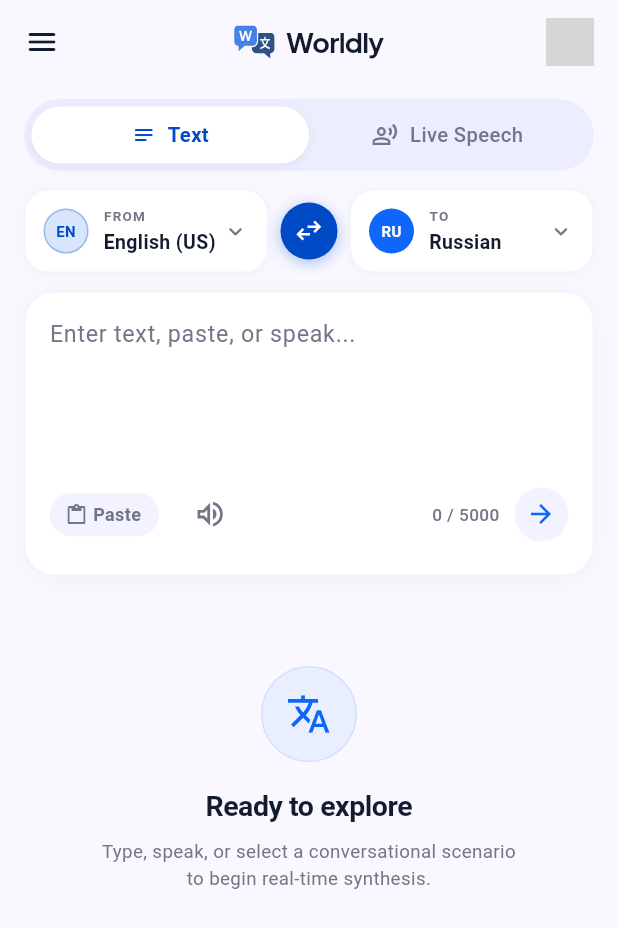
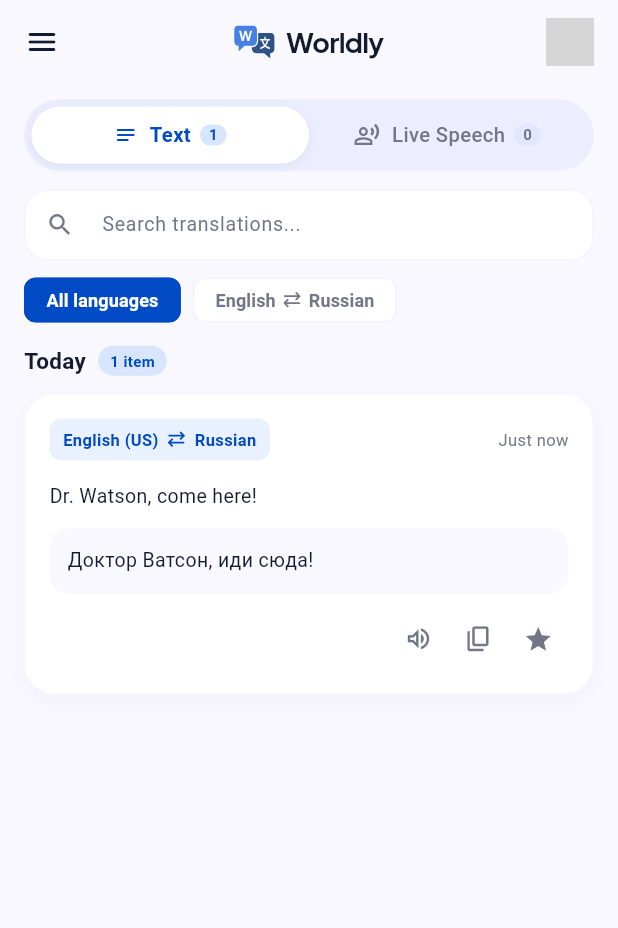
Before and after one commit to youssef-shokry/Wordly, a Flutter app: the screen it shows after launch, on a phone screen of 412 x 824 dp. Shown: the top 928 px of the screen. Run offline on Flutter 3.47's test engine with Material 3 defaults, Android fonts, the phone set to English and light mode, and no system bars; our stand-ins replace flutter_svg, google_fonts; grey boxes are pictures that could not be loaded.

Commit message:
text to text history screen with filters and search field

```diff
--- a/lib/main.dart
+++ b/lib/main.dart
@@ -1,4 +1,5 @@
 import 'package:depi_final_project/presentation/screens/text_to_text_screen.dart';
+import 'package:depi_final_project/presentation/screens/text_translation_history_screen.dart';
 import 'package:depi_final_project/presentation/widgets/drawer.dart';
 import 'package:depi_final_project/presentation/widgets/wordly_appbar_widget.dart';
 import 'package:flutter/material.dart';
@@ -17,7 +18,7 @@ class MyApp extends StatelessWidget {
       home: Scaffold(
         appBar: WordlyAppbarWidget(),
         drawer: WordlyDrawer(),
-        body: TextToTextScreen(),
+        body: TextTranslationHistoryScreen(),
       ),
     );
   }
--- /dev/null
+++ b/lib/presentation/screens/text_translation_history_screen.dart
@@ -0,0 +1,123 @@
+import 'package:flutter/material.dart';
+import '../mock_data/mock_translation_response.dart';
+import '../utils/app_colors.dart';
+import '../widgets/history/history_language_filters.dart';
+import '../widgets/history/history_search_field.dart';
+import '../widgets/history/history_translation_card.dart';
+import '../widgets/text_to_text_widgets/translation_mode_toggle.dart';
+
+/// Text translation history screen. The entry is a small UI demo fixture until
+/// local storage is connected.
+class TextTranslationHistoryScreen extends StatefulWidget {
+  const TextTranslationHistoryScreen({super.key});
+
+  @override
+  State<TextTranslationHistoryScreen> createState() =>
+      _TextTranslationHistoryScreenState();
+}
+
+class _TextTranslationHistoryScreenState
+    extends State<TextTranslationHistoryScreen> {
+  late final TextEditingController _searchController;
+  String _query = '';
+  String _selectedFilter = HistoryLanguageFilters.filters.first;
+  bool _isTextMode = true;
+  bool _isFavorite = false;
+
+  @override
+  void initState() {
+    super.initState();
+    _searchController = TextEditingController();
+  }
+
+  @override
+  void dispose() {
+    _searchController.dispose();
+    super.dispose();
+  }
+
+  @override
+  Widget build(BuildContext context) {
+    final isVisible = _isTextMode &&
+        (_selectedFilter == HistoryLanguageFilters.filters.first ||
+            _selectedFilter == HistoryLanguageFilters.filters.last) &&
+        ('${mockSourceText} ${mockTranslationResponse['translations']!.first['translatedText']}'
+            .toLowerCase()
+            .contains(_query.toLowerCase()));
+
+    return Scaffold(
+      backgroundColor: AppColors.lightBg,
+      body: SafeArea(
+        child: Column(
+          children: [
+            Expanded(
+              child: ListView(
+                padding: const EdgeInsets.fromLTRB(16, 10, 16, 24),
+                children: [
+                  TranslationModeToggle(
+                    isTextMode: _isTextMode,
+                    onModeChanged: (value) => setState(() => _isTextMode = value),
+                    textCount: 1,
+                    liveSpeechCount: 0,
+                  ),
+                  const SizedBox(height: 12),
+                  HistorySearchField(
+                    controller: _searchController,
+                    onChanged: (value) => setState(() => _query = value.trim()),
+                  ),
+                  const SizedBox(height: 6),
+                  HistoryLanguageFilters(
+                    selected: _selectedFilter,
+                    onSelected: (value) => setState(() => _selectedFilter = value),
+                  ),
+                  const SizedBox(height: 10),
+                  if (isVisible) ...[
+                    Row(
+                      children: [
+                        const Text('Today', style: TextStyle(fontSize: 15, fontWeight: FontWeight.w700, color: AppColors.black)),
+                        const SizedBox(width: 8),
+                        Container(
+                          padding: const EdgeInsets.symmetric(horizontal: 8, vertical: 3),
+                          decoration: BoxDecoration(color: AppColors.paleBlue, borderRadius: BorderRadius.circular(20)),
+                          child: const Text('1 item', style: TextStyle(fontSize: 10, fontWeight: FontWeight.w600, color: AppColors.darkBlue)),
+                        ),
+                      ],
+                    ),
+                    const SizedBox(height: 11),
+                    HistoryTranslationCard(
+                      sourceLanguage: 'English (US)',
+                      targetLanguage: 'Russian',
+                      sourceText: mockSourceText,
+                      translatedText: mockTranslationResponse['translations']!.first['translatedText'] as String,
+                      timeLabel: 'Just now',
+                      isFavorite: _isFavorite,
+                      onFavoriteChanged: (value) => setState(() => _isFavorite = value),
+                    ),
+                  ] else
+                    Padding(
+                      padding: const EdgeInsets.symmetric(vertical: 54, horizontal: 24),
+                      child: Column(
+                        children: [
+                          Icon(_isTextMode ? Icons.search_off_rounded : Icons.mic_none_rounded, size: 38, color: AppColors.darkGrey.withOpacity(.7)),
+                          const SizedBox(height: 12),
+                          Text(
+                            _isTextMode ? 'No translations found' : 'No live speech translations yet',
+                            textAlign: TextAlign.center,
+                            style: const TextStyle(fontSize: 14, fontWeight: FontWeight.w600, color: AppColors.darkGrey),
+                          ),
+                          if (_query.isNotEmpty) ...[
+                            const SizedBox(height: 5),
+                            const Text('Try another search term.', style: TextStyle(fontSize: 12, color: AppColors.darkGrey)),
+                          ],
+                        ],
+                      ),
+                    ),
+                ],
+              ),
+            ),
+          ],
+        ),
+      ),
+    );
+  }
+}
--- a/lib/presentation/utils/app_assets.dart
+++ b/lib/presentation/utils/app_assets.dart
@@ -8,6 +8,7 @@ abstract final class AppAssets {
   static const copy = "assets/icons/copy.svg";
   static const editNote = "assets/icons/edit_note.svg";
   static const liveSpeech = "assets/icons/live_speech.svg";
+  static const languageDirection = "assets/icons/language_direction.svg";
   static const mic = "assets/icons/mic.svg";
   static const paste = "assets/icons/paste.svg";
   static const sound = "assets/icons/sound.svg";
--- a/lib/presentation/widgets/drawer.dart
+++ b/lib/presentation/widgets/drawer.dart
@@ -1,6 +1,8 @@
 import 'package:depi_final_project/presentation/utils/app_assets.dart';
 import 'package:depi_final_project/presentation/utils/app_colors.dart';
 import 'package:flutter/material.dart';
+import '../screens/text_translation_history_screen.dart';
+import 'wordly_appbar_widget.dart';
 import 'drawer_widgets/custom_drawer_header_widget.dart';
 import 'drawer_widgets/drawer_Item_widget.dart';
 import 'drawer_widgets/profile_list_tile_widget.dart';
@@ -28,8 +30,27 @@ class _WordlyDrawerState extends State<WordlyDrawer> {
             CustomDrawerHeader(),
             ProfileListTile(name: 'Elena Vance',assetPath:AppAssets.profile ,jobTitle: 'Lead Localization',),
             Divider(color: AppColors.paleLavender),
-            DrawerItem(icon: Icons.translate, title: 'Translate'),
-            DrawerItem(icon: Icons.history, title: 'History'),
+            DrawerItem(
+              icon: Icons.translate,
+              title: 'Translate',
+              onTap: () => Navigator.of(context).pop(),
+            ),
+            DrawerItem(
+              icon: Icons.history,
+              title: 'History',
+              onTap: () {
+                Navigator.of(context).pop();
+                Navigator.of(context).push(
+                  MaterialPageRoute<void>(
+                    builder: (_) => Scaffold(
+                      appBar: const WordlyAppbarWidget(),
+                      drawer: const WordlyDrawer(),
+                      body: const TextTranslationHistoryScreen(),
+                    ),
+                  ),
+                );
+              },
+            ),
             DrawerItem(icon: Icons.star_border, title: 'Favourites'),
             SwitchDrawerWidget(icon: Icons.auto_awesome, title: 'Floating Assistant',),
             DrawerItem(icon: Icons.settings, title: 'Settings'),
--- a/lib/presentation/widgets/drawer_widgets/drawer_Item_widget.dart
+++ b/lib/presentation/widgets/drawer_widgets/drawer_Item_widget.dart
@@ -6,6 +6,7 @@ class DrawerItem extends StatelessWidget {
   final String title;
   final IconThemeData? iconTheme;
   final Color? color;
+  final VoidCallback? onTap;
 
   const DrawerItem({
     super.key,
@@ -13,12 +14,14 @@ class DrawerItem extends StatelessWidget {
     required this.title,
     this.iconTheme,
     this.color,
+    this.onTap,
   });
 
   @override
   Widget build(BuildContext context) {
 
     return ListTile(
+      onTap: onTap,
       shape: RoundedRectangleBorder(borderRadius: BorderRadius.circular(12)),
       leading: Icon(icon,color: color),
       title: Text(
--- /dev/null
+++ b/lib/presentation/widgets/history/history_language_filters.dart
@@ -0,0 +1,63 @@
+import 'package:flutter/material.dart';
+import 'package:flutter_svg/flutter_svg.dart';
+import '../../utils/app_assets.dart';
+import '../../utils/app_colors.dart';
+
+class HistoryLanguageFilters extends StatelessWidget {
+  const HistoryLanguageFilters({super.key, required this.selected, required this.onSelected});
+
+  final String selected;
+  final ValueChanged<String> onSelected;
+
+  static const filters = ['All languages', 'English ↔ Russian'];
+
+  @override
+  Widget build(BuildContext context) => SingleChildScrollView(
+    scrollDirection: Axis.horizontal,
+    child: Row(
+      children: [
+        for (final filter in filters) ...[
+          ChoiceChip(
+            label: filter == filters.last
+                ? Row(
+                    mainAxisSize: MainAxisSize.min,
+                    children: [
+                      const Text('English'),
+                      Padding(
+                        padding: const EdgeInsets.symmetric(horizontal: 5),
+                        child: SvgPicture.asset(
+                          AppAssets.languageDirection,
+                          width: 12,
+                          height: 11,
+                          colorFilter: ColorFilter.mode(
+                            selected == filter ? Colors.white : AppColors.darkGrey,
+                            BlendMode.srcIn,
+                          ),
+                        ),
+                      ),
+                      const Text('Russian'),
+                    ],
+                  )
+                : Text(filter),
+            selected: selected == filter,
+            onSelected: (_) => onSelected(filter),
+            showCheckmark: false,
+            labelStyle: TextStyle(
+              fontSize: 12,
+              fontWeight: FontWeight.w600,
+              color: selected == filter ? Colors.white : AppColors.darkGrey,
+            ),
+            backgroundColor: Colors.white,
+            selectedColor: AppColors.darkBlue,
+            side: BorderSide(
+              color: selected == filter ? AppColors.darkBlue : AppColors.paleLavender,
+            ),
+            padding: const EdgeInsets.symmetric(horizontal: 6),
+            visualDensity: VisualDensity.compact,
+          ),
+          const SizedBox(width: 8),
+        ],
+      ],
+    ),
+  );
+}
--- /dev/null
+++ b/lib/presentation/widgets/history/history_search_field.dart
@@ -0,0 +1,48 @@
+import 'package:flutter/material.dart';
+import '../../utils/app_colors.dart';
+
+class HistorySearchField extends StatelessWidget {
+  const HistorySearchField({super.key, required this.controller, this.onChanged});
+
+  final TextEditingController controller;
+  final ValueChanged<String>? onChanged;
+
+  @override
+  Widget build(BuildContext context) {
+    return TextField(
+      controller: controller,
+      onChanged: onChanged,
+      style: const TextStyle(fontSize: 13, color: AppColors.black),
+      decoration: InputDecoration(
+        hintText: 'Search translations...',
+        hintStyle: const TextStyle(fontSize: 13, color: AppColors.darkGrey),
+        prefixIcon: const Icon(Icons.search, size: 19, color: AppColors.darkGrey),
+        suffixIcon: controller.text.isEmpty
+            ? null
+            : IconButton(
+                tooltip: 'Clear search',
+                onPressed: () {
+                  controller.clear();
+                  onChanged?.call('');
+                },
+                icon: const Icon(Icons.close, size: 18),
+              ),
+        filled: true,
+        fillColor: AppColors.wight,
+        contentPadding: const EdgeInsets.symmetric(vertical: 12),
+        border: OutlineInputBorder(
+          borderRadius: BorderRadius.circular(16),
+          borderSide: const BorderSide(color: AppColors.paleLavender),
+        ),
+        enabledBorder: OutlineInputBorder(
+          borderRadius: BorderRadius.circular(16),
+          borderSide: const BorderSide(color: AppColors.paleLavender),
+        ),
+        focusedBorder: OutlineInputBorder(
+          borderRadius: BorderRadius.circular(16),
+          borderSide: const BorderSide(color: AppColors.electricBlue),
+        ),
+      ),
+    );
+  }
+}
--- /dev/null
+++ b/lib/presentation/widgets/history/history_translation_card.dart
@@ -0,0 +1,117 @@
+import 'package:flutter/material.dart';
+import 'package:flutter/services.dart';
+import 'package:flutter_svg/flutter_svg.dart';
+import '../../utils/app_assets.dart';
+import '../../utils/app_colors.dart';
+
+class HistoryTranslationCard extends StatelessWidget {
+  const HistoryTranslationCard({
+    super.key,
+    required this.sourceLanguage,
+    required this.targetLanguage,
+    required this.sourceText,
+    required this.translatedText,
+    required this.timeLabel,
+    required this.isFavorite,
+    required this.onFavoriteChanged,
+  });
+
+  final String sourceLanguage, targetLanguage, sourceText, translatedText, timeLabel;
+  final bool isFavorite;
+  final ValueChanged<bool> onFavoriteChanged;
+
+  @override
+  Widget build(BuildContext context) => Container(
+    padding: const EdgeInsets.all(16),
+    decoration: BoxDecoration(
+      color: Colors.white,
+      borderRadius: BorderRadius.circular(20),
+      border: Border.all(color: AppColors.paleLavender.withOpacity(.65)),
+      boxShadow: [BoxShadow(color: AppColors.black.withOpacity(.035), blurRadius: 12, offset: const Offset(0, 4))],
+    ),
+    child: Column(
+      crossAxisAlignment: CrossAxisAlignment.stretch,
+      children: [
+        Row(children: [
+          Container(
+            padding: const EdgeInsets.symmetric(horizontal: 9, vertical: 6),
+            decoration: BoxDecoration(color: AppColors.paleBlue.withOpacity(.55), borderRadius: BorderRadius.circular(8)),
+            child: Row(
+              mainAxisSize: MainAxisSize.min,
+              children: [
+                Text(
+                  sourceLanguage,
+                  style: const TextStyle(fontSize: 11, fontWeight: FontWeight.w600, color: AppColors.darkBlue),
+                  overflow: TextOverflow.ellipsis,
+                ),
+                Padding(
+                  padding: const EdgeInsets.symmetric(horizontal: 6),
+                  child: SvgPicture.asset(
+                    AppAssets.languageDirection,
+                    width: 12,
+                    height: 11,
+                    colorFilter: const ColorFilter.mode(AppColors.darkBlue, BlendMode.srcIn),
+                  ),
+                ),
+                Text(
+                  targetLanguage,
+                  style: const TextStyle(fontSize: 11, fontWeight: FontWeight.w600, color: AppColors.darkBlue),
+                  overflow: TextOverflow.ellipsis,
+                ),
+              ],
+            ),
+          ),
+          const Spacer(),
+          Text(timeLabel, style: const TextStyle(fontSize: 11, color: AppColors.darkGrey)),
+        ]),
+        const SizedBox(height: 14),
+        Text(sourceText, style: const TextStyle(fontSize: 13, height: 1.5, color: AppColors.black)),
+        const SizedBox(height: 11),
+        Container(
+          padding: const EdgeInsets.all(12),
+          decoration: BoxDecoration(color: AppColors.lightBg, borderRadius: BorderRadius.circular(13)),
+          child: Text(translatedText, style: const TextStyle(fontSize: 13, height: 1.5, color: AppColors.black)),
+        ),
+        const SizedBox(height: 10),
+        Row(mainAxisAlignment: MainAxisAlignment.end, children: [
+          _ActionIcon(icon: Icons.volume_up_outlined, label: 'Listen', onPressed: () {}),
+          _ActionIcon(
+            asset: AppAssets.copy,
+            label: 'Copy translation',
+            onPressed: () async {
+              await Clipboard.setData(ClipboardData(text: translatedText));
+              if (context.mounted) {
+                ScaffoldMessenger.of(context).showSnackBar(const SnackBar(content: Text('Copied to clipboard'), duration: Duration(seconds: 1)));
+              }
+            },
+          ),
+          _ActionIcon(
+            asset: AppAssets.star,
+            label: isFavorite ? 'Remove from favorites' : 'Add to favorites',
+            color: isFavorite ? AppColors.darkBlue : AppColors.darkGrey,
+            onPressed: () => onFavoriteChanged(!isFavorite),
+          ),
+        ]),
+      ],
+    ),
+  );
+}
+
+class _ActionIcon extends StatelessWidget {
+  const _ActionIcon({this.icon, this.asset, required this.label, required this.onPressed, this.color = AppColors.darkGrey});
+  final IconData? icon;
+  final String? asset, label;
+  final VoidCallback onPressed;
+  final Color color;
+
+  @override
+  Widget build(BuildContext context) => IconButton(
+    tooltip: label,
+    onPressed: onPressed,
+    visualDensity: VisualDensity.compact,
+    constraints: const BoxConstraints(minWidth: 36, minHeight: 36),
+    icon: asset == null
+        ? Icon(icon, size: 19, color: color)
+        : SvgPicture.asset(asset!, width: 17, height: 17, colorFilter: ColorFilter.mode(color, BlendMode.srcIn)),
+  );
+}
--- a/lib/presentation/widgets/text_to_text_widgets/translation_mode_toggle.dart
+++ b/lib/presentation/widgets/text_to_text_widgets/translation_mode_toggle.dart
@@ -9,11 +9,15 @@ import '../../utils/app_constants.dart';
 class TranslationModeToggle extends StatelessWidget {
   final bool isTextMode;
   final ValueChanged<bool>? onModeChanged;
+  final int? textCount;
+  final int? liveSpeechCount;
 
   const TranslationModeToggle({
     super.key,
     this.isTextMode = true,
     this.onModeChanged,
+    this.textCount,
+    this.liveSpeechCount,
   });
 
   @override
@@ -82,6 +86,10 @@ class TranslationModeToggle extends StatelessWidget {
                         color: isTextMode ? activeTextColor : inactiveTextColor,
                       ),
                     ),
+                    if (textCount != null) ...[
+                      const SizedBox(width: 6),
+                      _ModeCountBadge(count: textCount!, isActive: isTextMode),
+                    ],
                   ],
                 ),
               ),
@@ -137,6 +145,13 @@ class TranslationModeToggle extends StatelessWidget {
                         ),
                       ),
                     ),
+                    if (liveSpeechCount != null) ...[
+                      const SizedBox(width: 6),
+                      _ModeCountBadge(
+                        count: liveSpeechCount!,
+                        isActive: !isTextMode,
+                      ),
+                    ],
                   ],
                 ),
               ),
@@ -147,3 +162,35 @@ class TranslationModeToggle extends StatelessWidget {
     );
   }
 }
+
+class _ModeCountBadge extends StatelessWidget {
+  const _ModeCountBadge({required this.count, required this.isActive});
+
+  final int count;
+  final bool isActive;
+
+  @override
+  Widget build(BuildContext context) {
+    final isDark = Theme.of(context).brightness == Brightness.dark;
+    return Container(
+      padding: const EdgeInsets.symmetric(horizontal: 6, vertical: 2),
+      decoration: BoxDecoration(
+        color: isActive
+            ? (isDark ? AppColors.midnightBlue : AppColors.paleBlue)
+            : (isDark ? AppColors.navyBlue : AppColors.lavenderBg),
+        borderRadius: BorderRadius.circular(20),
+      ),
+      child: Text(
+        '$count',
+        style: TextStyle(
+          fontSize: 10,
+          height: 1,
+          fontWeight: FontWeight.w700,
+          color: isActive
+              ? (isDark ? AppColors.lightBlue : AppColors.darkBlue)
+              : (isDark ? AppColors.coolGray : AppColors.darkGrey),
+        ),
+      ),
+    );
+  }
+}
```
Also changed, not shown: assets/icons/language_direction.svg (added).
